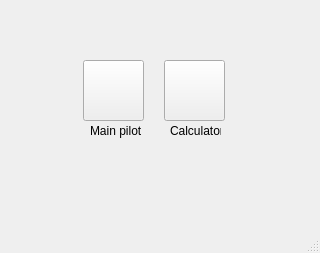
The window that startwindow.ui (robocenter-rov/remote-control) describes before a commit, drawn with Qt 5.
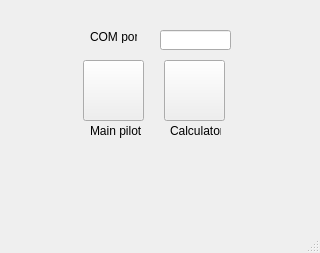
The same window after the commit.

Commit message: Add input to set com port

What changed in the file:
```diff
--- a/startwindow.ui
+++ b/startwindow.ui
@@ -96,6 +96,35 @@
      <string>Calculator</string>
     </property>
    </widget>
+   <widget class="QLineEdit" name="comPortNameInput">
+    <property name="geometry">
+     <rect>
+      <x>160</x>
+      <y>30</y>
+      <width>71</width>
+      <height>20</height>
+     </rect>
+    </property>
+    <property name="text">
+     <string/>
+    </property>
+    <property name="maxLength">
+     <number>5</number>
+    </property>
+   </widget>
+   <widget class="QLabel" name="label">
+    <property name="geometry">
+     <rect>
+      <x>90</x>
+      <y>30</y>
+      <width>47</width>
+      <height>13</height>
+     </rect>
+    </property>
+    <property name="text">
+     <string>COM port</string>
+    </property>
+   </widget>
   </widget>
   <widget class="QMenuBar" name="menubar">
    <property name="geometry">
```
The commit also changes 3 other files.
